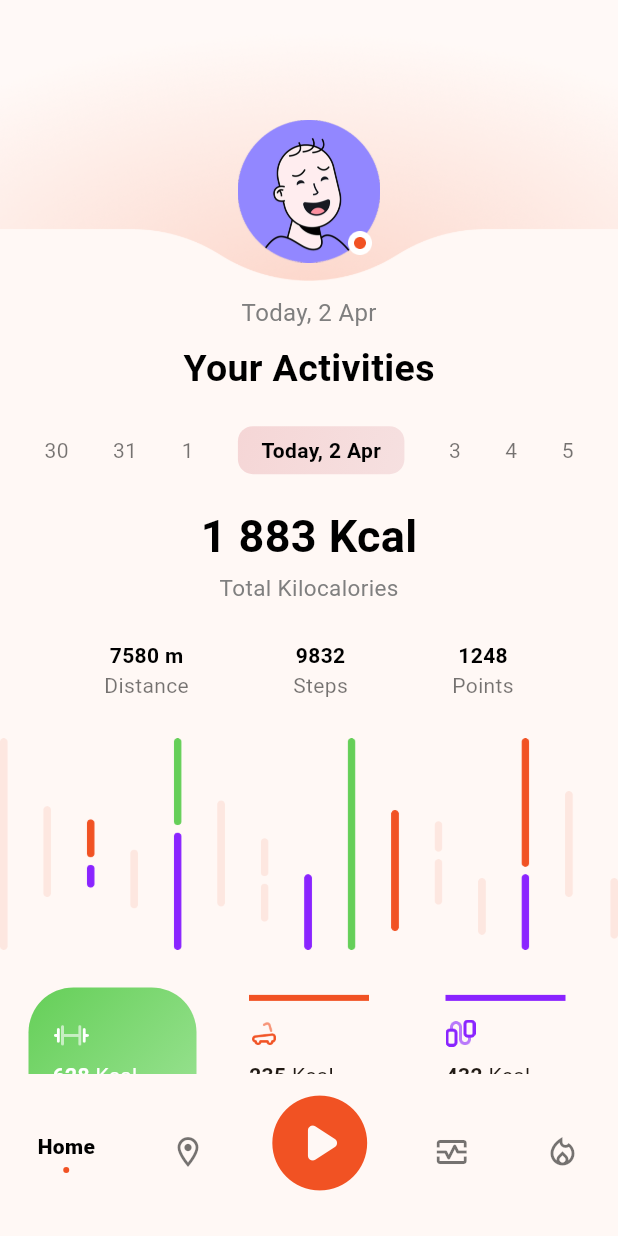
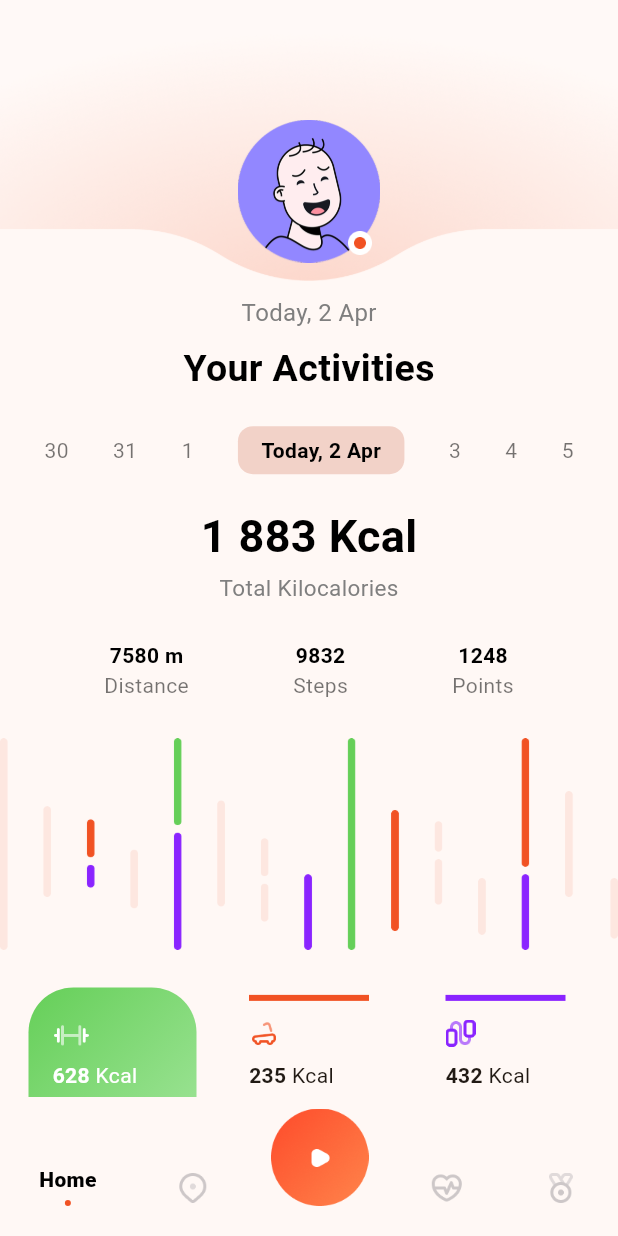
Before and after one commit to aryanbeni/CaFit, a Flutter app: the NavigationScreen screen opened by its route, on a phone screen of 412 x 824 dp. Run offline on Flutter 3.47's test engine with Material 3 defaults, Android fonts, the phone set to English and light mode, and no system bars; our stand-ins replace bloc, equatable, flutter_bloc, introduction_screen.

Commit message:
replaced icon with image in nav bar

```diff
--- a/lib/screens/home_screen.dart
+++ b/lib/screens/home_screen.dart
@@ -44,14 +44,8 @@ class _HomeScreenState extends State<HomeScreen> {
                 height: 32,
                 width: 111,
                 decoration: BoxDecoration(
-                  gradient: LinearGradient(
-                    colors: [
-                      Color(0xfff5d6d6),
-                      Color(0xfff6e0e0),
-                    ],
-                    begin: Alignment.topLeft,
-                    end: Alignment.bottomRight,
-                  ),              borderRadius: BorderRadius.circular(10),
+                  color: Color(0xfff2d2c8),
+                  borderRadius: BorderRadius.circular(10),
                 ),
                 child:
                 Center(child: Text('Today, 2 Apr',style: TextStyle(color: Color(0xff000000),fontWeight: FontWeight.bold),),
--- a/lib/screens/navigation_screen.dart
+++ b/lib/screens/navigation_screen.dart
@@ -52,21 +52,18 @@ class _CustomNavigationBar extends StatelessWidget {
   @override
   Widget build(BuildContext context) {
     return Container(
-      // Removed the border decoration completely
-      child: Padding(
-        padding:
-            const EdgeInsets.only(top: 8.0, bottom: 12.0), // Adjusted padding
-        child: Row(
+      padding: const EdgeInsets.only(top: 8.0,bottom: 12.0),
+            child:
+            Row(
               mainAxisAlignment: MainAxisAlignment.spaceAround,
+              crossAxisAlignment: CrossAxisAlignment.end, // Align items at bottom
               children: [
-            _buildNavItem(context, 0, Icons.home_outlined, 'Home'),
-            _buildNavItem(context, 1, Icons.location_on_outlined, 'Map'),
+                _buildNavItem(context, 0, 'assets/images/home_icon.png', 'Home'),
+                _buildNavItem(context, 1, 'assets/images/Location.png', 'Map'),
                 _buildSpecialStartButton(context),
-            _buildNavItem(context, 3, Icons.monitor_heart_outlined, 'Social'),
-            _buildNavItem(
-                context, 4, Icons.local_fire_department_outlined, 'Reward'),
+                _buildNavItem(context, 3, 'assets/images/Heart.png', 'Social'),
+                _buildNavItem(context, 4, 'assets/images/Medal_gold.png', 'Reward'),
               ],
-        ),
             ),
     );
   }
@@ -76,19 +73,19 @@ class _CustomNavigationBar extends StatelessWidget {
 
     return GestureDetector(
       onTap: () => onTap(2),
-      child: Container(
-        margin: const EdgeInsets.only(bottom: 12),
       child: Column(
         mainAxisSize: MainAxisSize.min,
         children: [
-            Icon(
-              Icons.play_circle_rounded,
-              size: 76,
-              color: const Color(0xFFF15223),
+          Container(
+            margin: const EdgeInsets.only(bottom: 8),
+            child: Image.asset(
+              'assets/images/Play.png',
+              height: 65,
+              width: 65,
+            ),
           ),
           if (isSelected)
             Container(
-                margin: const EdgeInsets.only(top: 4),
               width: 4,
               height: 4,
               decoration: const BoxDecoration(
@@ -98,12 +95,11 @@ class _CustomNavigationBar extends StatelessWidget {
             ),
         ],
       ),
-      ),
     );
   }
 
   Widget _buildNavItem(
-      BuildContext context, int index, IconData icon, String label) {
+      BuildContext context, int index, String navLogo, String label) {
     final isSelected = index == currentIndex;
 
     return GestureDetector(
@@ -113,7 +109,12 @@ class _CustomNavigationBar extends StatelessWidget {
         child: Column(
           mainAxisSize: MainAxisSize.min,
           children: [
-            if (!isSelected) Icon(icon, size: 24, color: Colors.black54),
+            if (!isSelected)
+              SizedBox(
+                height: 24,
+                width: 24,
+                child: Image.asset(navLogo),
+              ),
             if (isSelected)
               Column(
                 children: [
```
Lines whose indentation alone changed are shown as unchanged.
